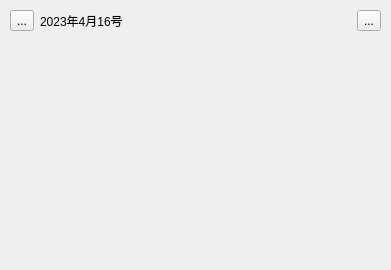
Before: the Qt Designer form App/controls/checkinwidget.ui in kevinWu7/LifeNote, drawn with Qt 5.
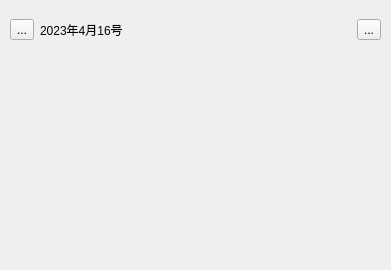
After: the same form once the commit is applied.

Commit message: add checkin widget icons

The edit to the form file:
```diff
--- a/App/controls/checkinwidget.ui
+++ b/App/controls/checkinwidget.ui
@@ -42,12 +42,30 @@
        <number>10</number>
       </property>
       <item>
-       <layout class="QHBoxLayout" name="horizontalLayout">
+       <widget class="QWidget" name="titleBarControl" native="true">
+        <layout class="QHBoxLayout" name="horizontalLayout_2">
+         <property name="leftMargin">
+          <number>0</number>
+         </property>
+         <property name="rightMargin">
+          <number>0</number>
+         </property>
+         <item>
+          <layout class="QHBoxLayout" name="leftTitleStatus">
+           <property name="spacing">
+            <number>-1</number>
+           </property>
         <item>
          <widget class="QToolButton" name="iconBtn">
           <property name="text">
            <string>...</string>
           </property>
+             <property name="iconSize">
+              <size>
+               <width>16</width>
+               <height>16</height>
+              </size>
+             </property>
          </widget>
         </item>
         <item>
@@ -57,6 +75,8 @@
           </property>
          </widget>
         </item>
+          </layout>
+         </item>
         <item>
          <spacer name="horizontalSpacer">
           <property name="orientation">
@@ -75,9 +95,16 @@
           <property name="text">
            <string>...</string>
           </property>
+           <property name="iconSize">
+            <size>
+             <width>16</width>
+             <height>16</height>
+            </size>
+           </property>
          </widget>
         </item>
        </layout>
+       </widget>
       </item>
       <item>
        <spacer name="verticalSpacer">
```
Lines whose indentation alone changed are shown as unchanged. The commit also changes 47 other files.
